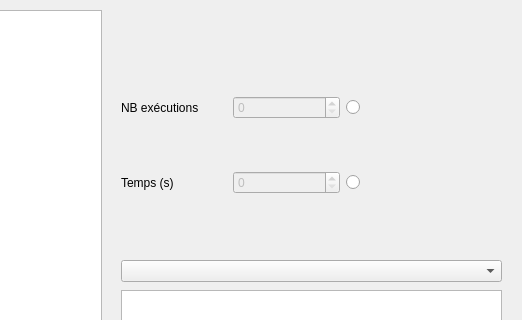
Above: Interface/lp74.ui from McKay1717/Jeux-de-la-vie before the change; both pictures show x 549 to 1071 and y 0 to 320 of the 1071 by 728 pixel window. Below: the same form after it.
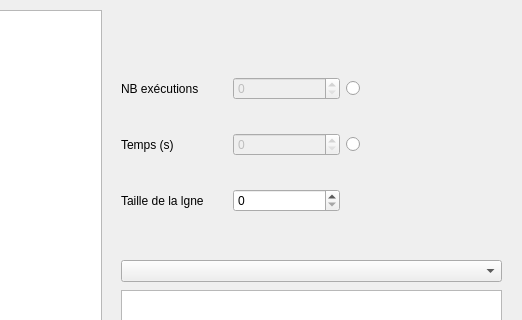
That is the form after the change.

Commit message: Merge done with pause bug

What changed in the file:
```diff
--- a/Interface/lp74.ui
+++ b/Interface/lp74.ui
@@ -80,6 +80,20 @@
       </property>
      </widget>
     </item>
+    <item row="2" column="1">
+     <widget class="QSpinBox" name="sp_taille">
+      <property name="maximum">
+       <number>999999999</number>
+      </property>
+     </widget>
+    </item>
+    <item row="2" column="0">
+     <widget class="QLabel" name="Label">
+      <property name="text">
+       <string>Taille de la lgne</string>
+      </property>
+     </widget>
+    </item>
    </layout>
   </widget>
   <widget class="QComboBox" name="cbb_regle">
```
Left out of the diff: 32 changed lines with no effect on the pictures. The commit also changes 2 other files.
